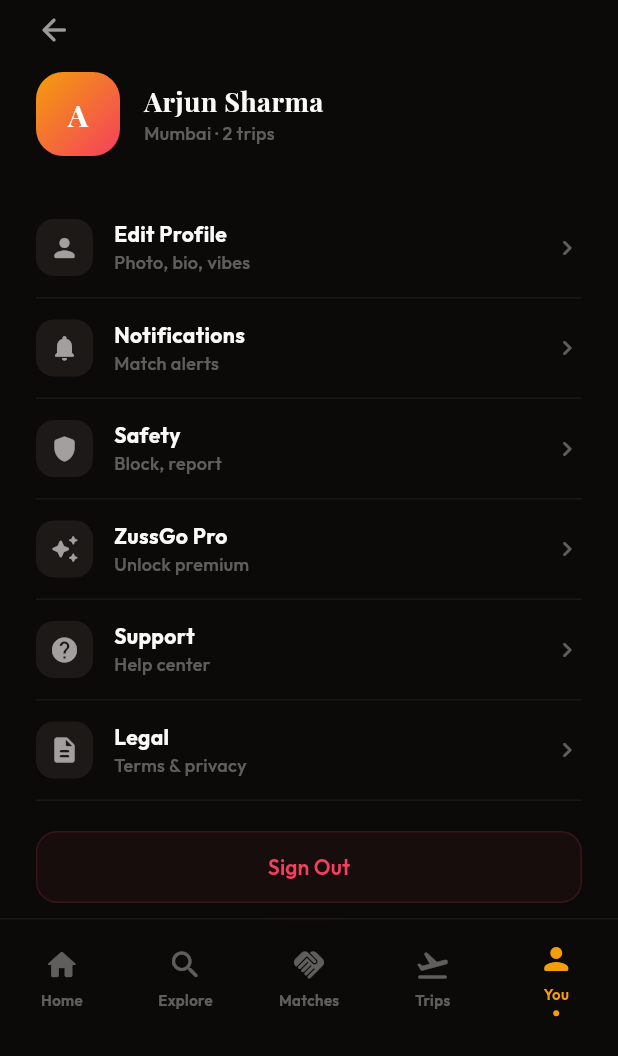
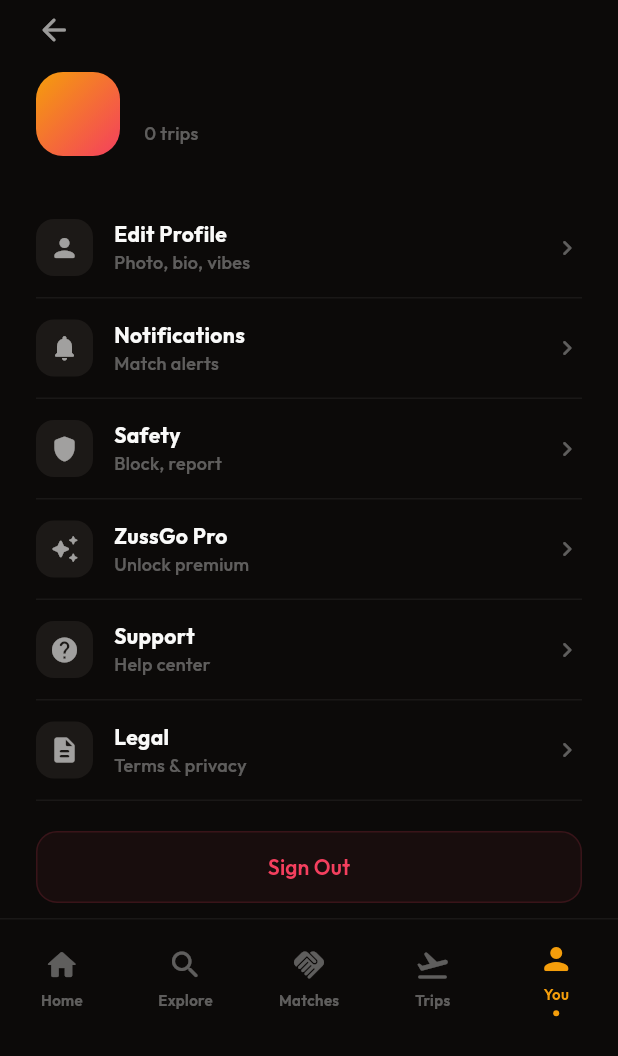
Before and after one commit to archetechglobal/ZussgoApp, a Flutter app: the SettingsScreen screen opened by its route, on a phone screen of 412 x 824 dp. Shown: the top 1056 px of the screen. Run offline on Flutter 3.47's test engine with Material 3 defaults, Android fonts, the phone set to English and light mode, and no system bars; our stand-ins replace go_router, google_fonts, shared_preferences; accounts and stored records are empty.

```diff
--- a/lib/config/routes.dart
+++ b/lib/config/routes.dart
@@ -37,6 +37,7 @@ final GoRouter router = GoRouter(
         return VerifyOtpScreen(
           email: extra['email'] ?? '',
           type: extra['type'] ?? 'signup',
+          fullName: extra['fullName'],
         );
       },
     ),
--- a/lib/screens/auth/verify_otp_screen.dart
+++ b/lib/screens/auth/verify_otp_screen.dart
@@ -8,12 +8,14 @@ import '../../services/auth_service.dart';
 
 class VerifyOtpScreen extends StatefulWidget {
   final String email;
-  final String type; // "signup" or "recovery"
+  final String type;
+  final String? fullName;
 
   const VerifyOtpScreen({
     super.key,
     required this.email,
     required this.type,
+    this.fullName,
   });
 
   @override
@@ -74,6 +76,7 @@ class _VerifyOtpScreenState extends State<VerifyOtpScreen> {
       email: widget.email,
       otp: otp,
       type: widget.type,
+      fullName: widget.fullName,
     );
 
     setState(() => _isLoading = false);
--- a/lib/screens/settings/settings_screen.dart
+++ b/lib/screens/settings/settings_screen.dart
@@ -2,9 +2,19 @@ import 'package:flutter/material.dart';
 import 'package:go_router/go_router.dart';
 import '../../config/theme.dart';
 import '../../widgets/bottom_nav.dart';
+import '../../services/auth_service.dart';
 
-class SettingsScreen extends StatelessWidget {
+class SettingsScreen extends StatefulWidget {
   const SettingsScreen({super.key});
+
+  @override
+  State<SettingsScreen> createState() => _SettingsScreenState();
+}
+
+class _SettingsScreenState extends State<SettingsScreen> {
+  String _userName = '';
+  String _userInitial = '';
+  String _userCity = '';
 
   static const _items = [
     {'icon': Icons.person_rounded, 'label': 'Edit Profile', 'sub': 'Photo, bio, vibes'},
@@ -16,12 +26,35 @@ class SettingsScreen extends StatelessWidget {
   ];
 
   @override
+  void initState() {
+    super.initState();
+    _loadUser();
+  }
+
+  Future<void> _loadUser() async {
+    final user = await AuthService.getSavedUser();
+    if (user != null && mounted) {
+      setState(() {
+        _userName = user['fullName'] ?? 'Traveler';
+        _userInitial = _userName.isNotEmpty ? _userName[0].toUpperCase() : 'Z';
+        _userCity = user['city'] ?? '';
+      });
+    }
+  }
+
+  Future<void> _handleLogout() async {
+    await AuthService.clearSession();
+    if (mounted) context.go('/login');
+  }
+
+  @override
   Widget build(BuildContext context) {
     return Scaffold(
-      body: SafeArea(
-        child: Stack(
-          children: [
-            SingleChildScrollView(
+      body: Stack(
+        children: [
+          SafeArea(
+            bottom: false,
+            child: SingleChildScrollView(
               padding: const EdgeInsets.fromLTRB(24, 8, 24, 90),
               child: Column(
                 crossAxisAlignment: CrossAxisAlignment.start,
@@ -32,21 +65,21 @@ class SettingsScreen extends StatelessWidget {
                   ),
                   const SizedBox(height: 16),
 
-                  // Profile header
+                  // Profile header (dynamic)
                   Row(
                     children: [
                       Container(
                         width: 56, height: 56,
                         decoration: BoxDecoration(gradient: ZussGoTheme.gradientPrimary, borderRadius: BorderRadius.circular(18)),
                         alignment: Alignment.center,
-                        child: Text('A', style: TextStyle(fontSize: 20, fontWeight: FontWeight.w700, color: Colors.white, fontFamily: 'Playfair Display')),
+                        child: Text(_userInitial, style: TextStyle(fontSize: 20, fontWeight: FontWeight.w700, color: Colors.white, fontFamily: 'Playfair Display')),
                       ),
                       const SizedBox(width: 16),
                       Column(
                         crossAxisAlignment: CrossAxisAlignment.start,
                         children: [
-                          Text('Arjun Sharma', style: ZussGoTheme.displaySmall.copyWith(fontSize: 18)),
-                          Text('Mumbai · 2 trips', style: ZussGoTheme.bodySmall),
+                          Text(_userName, style: ZussGoTheme.displaySmall.copyWith(fontSize: 18)),
+                          Text(_userCity.isNotEmpty ? '$_userCity · 0 trips' : '0 trips', style: ZussGoTheme.bodySmall),
                         ],
                       ),
                     ],
@@ -83,11 +116,11 @@ class SettingsScreen extends StatelessWidget {
                   }),
                   const SizedBox(height: 20),
 
-                  // Logout
+                  // Logout — clears session then navigates
                   SizedBox(
                     width: double.infinity,
                     child: OutlinedButton(
-                      onPressed: () => context.go('/login'),
+                      onPressed: _handleLogout,
                       style: OutlinedButton.styleFrom(
                         side: BorderSide(color: ZussGoTheme.rose.withValues(alpha: 0.15)),
                         backgroundColor: ZussGoTheme.rose.withValues(alpha: 0.05),
@@ -100,9 +133,14 @@ class SettingsScreen extends StatelessWidget {
                 ],
               ),
             ),
-            const Positioned(bottom: 0, left: 0, right: 0, child: ZussGoBottomNav(currentIndex: 4)),
-          ],
-        ),
+          ),
+
+          // Fixed bottom nav
+          const Positioned(
+            bottom: 0, left: 0, right: 0,
+            child: ZussGoBottomNav(currentIndex: 4),
+          ),
+        ],
       ),
     );
   }
```
Also changed, not shown: lib/screens/auth/signup_screen.dart (+5 -2 lines), lib/screens/splash/splash_screen.dart (+5 -7 lines), lib/services/auth_service.dart (+9 -5 lines).
